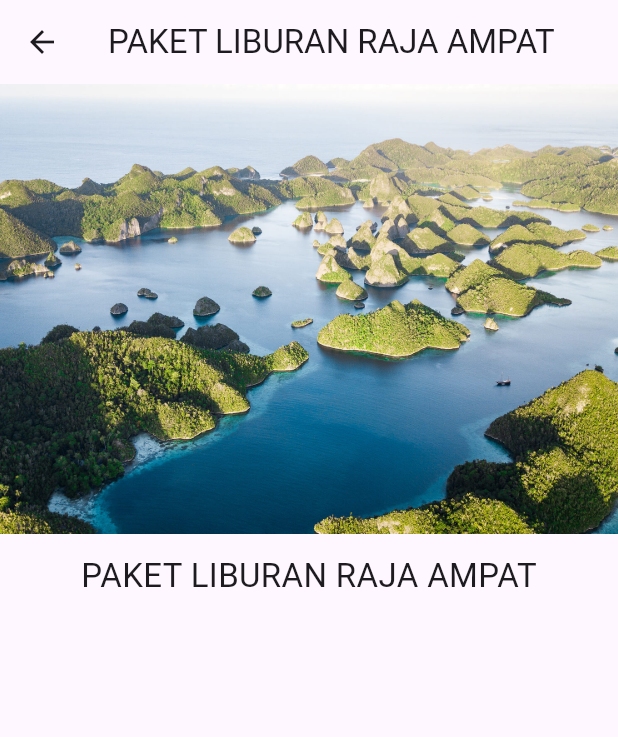
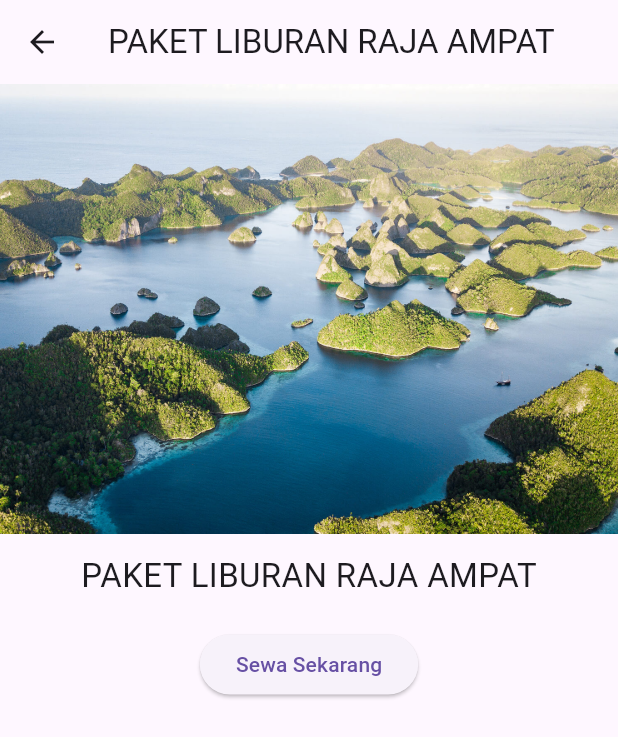
Before and after one commit to abdulrozzaq05/Mobile-Pogramming, a Flutter app: the RajaAmpat screen opened directly, on a phone screen of 412 x 824 dp. Shown: the top 737 px of the screen. Run offline on Flutter 3.47's test engine with Material 3 defaults, Android fonts, the light colour scheme and no system bars; our stand-ins replace calendar_date_picker2.

Commit message:
rajaampat.dart

```diff
--- a/lib/rajaampat.dart
+++ b/lib/rajaampat.dart
@@ -1,4 +1,5 @@
 import 'package:flutter/material.dart';
+import 'sewa.dart';
 
 class RajaAmpat extends StatelessWidget {
   const RajaAmpat({super.key});
@@ -24,6 +25,16 @@ class RajaAmpat extends StatelessWidget {
               'PAKET LIBURAN RAJA AMPAT',
               style: TextStyle(fontSize: 22),
             ),
+            const SizedBox(height: 20),
+            ElevatedButton(
+              onPressed: () {
+                Navigator.push(
+                  context,
+                  MaterialPageRoute(builder: (context) => const Sewa()),
+                );
+              },
+              child: const Text('Sewa Sekarang'),
+            ),
           ],
         ),
       ),
```
